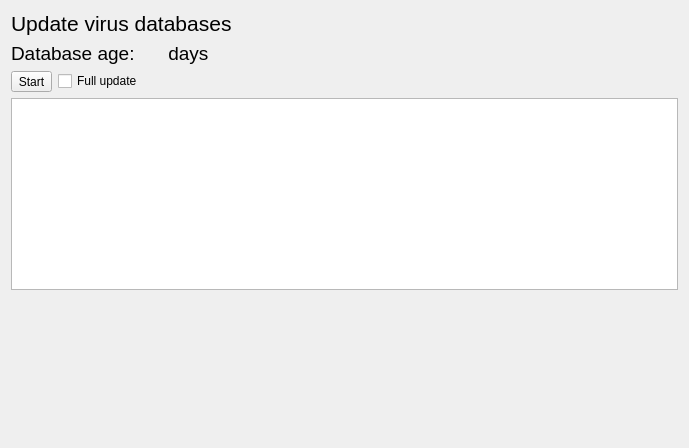
First picture: the form in sources/gui/ui/updatewidget.ui, repository amd00/meduzzza, before the edit.
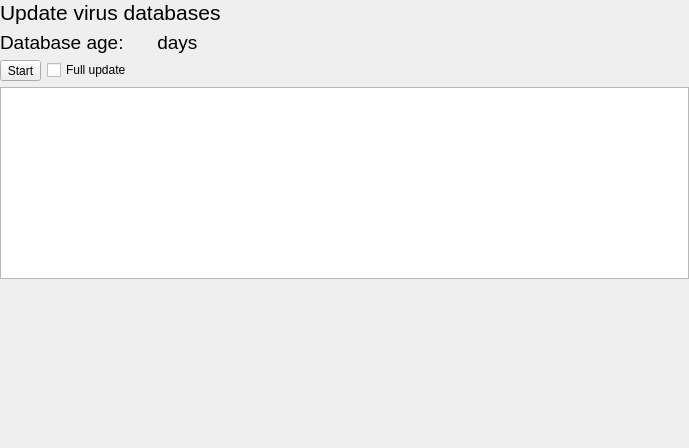
Second picture: the form after the edit. Icons and pictures are not drawn.

Commit message: Setup widget added

Patch:
```diff
--- a/sources/gui/ui/updatewidget.ui
+++ b/sources/gui/ui/updatewidget.ui
@@ -14,6 +14,9 @@
    <string>Form</string>
   </property>
   <layout class="QVBoxLayout" name="verticalLayout">
+   <property name="margin">
+    <number>0</number>
+   </property>
    <item>
     <widget class="QLabel" name="label">
      <property name="font">
```
The commit also changes 3 other files.
